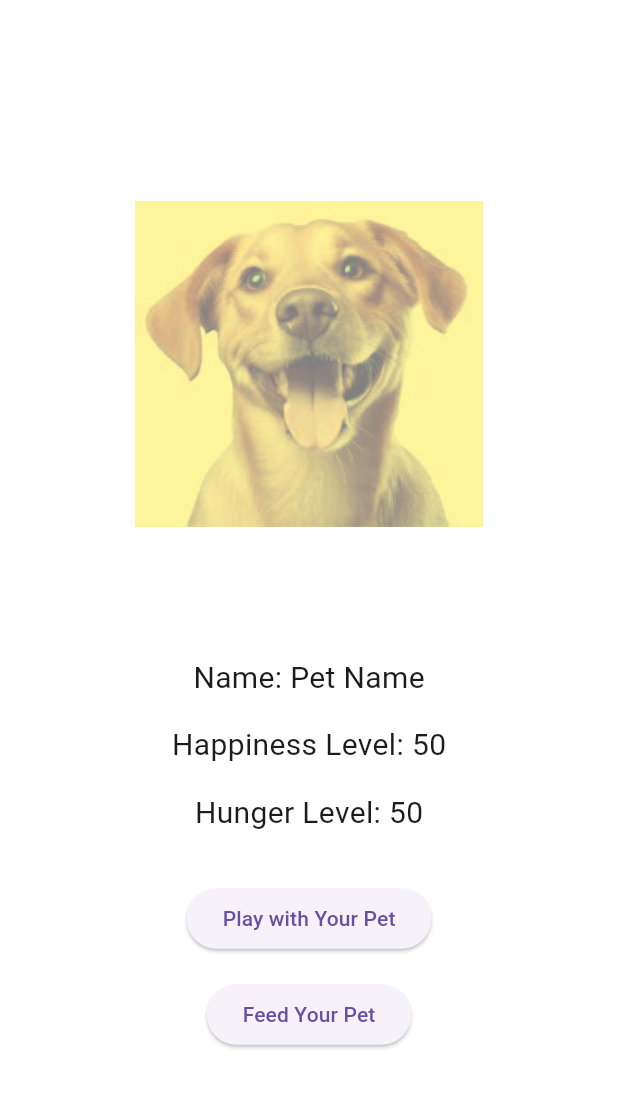
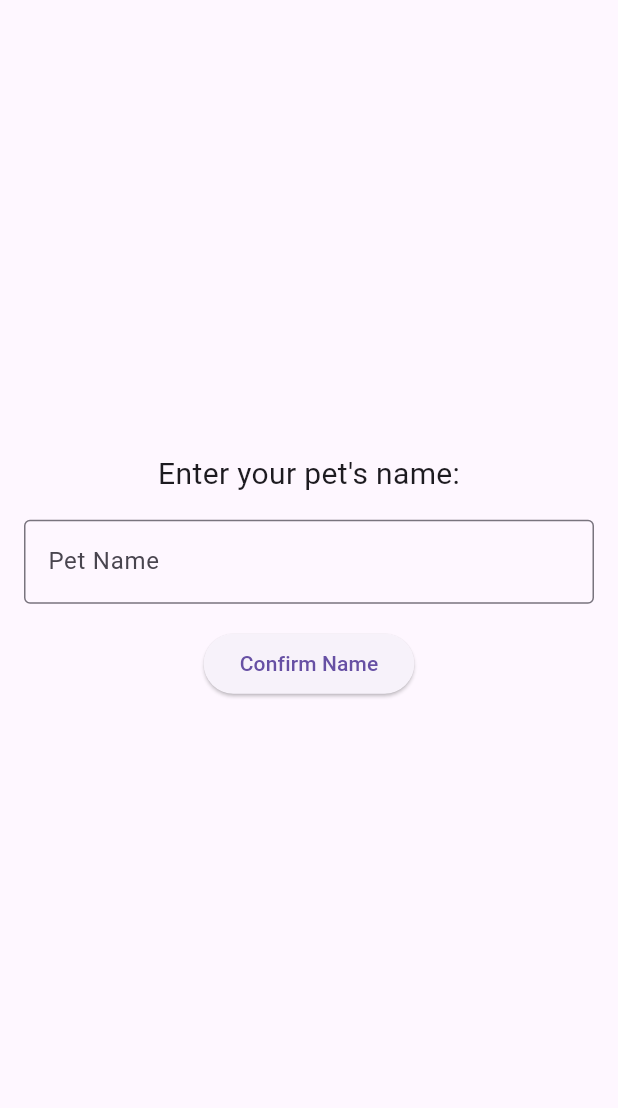
Before and after one commit to Lavanyathangaraj/mad_inclass_activity_5, a Flutter app: the screen it shows after launch, on a phone screen of 412 x 824 dp, the part 84-1192 px from its top. Run offline on Flutter 3.47's test engine with Material 3 defaults, Android fonts, the phone set to English and light mode, and no system bars.

Commit message:
Pet Mood Indicator + Pet Name Customization

```diff
--- a/lib/main.dart
+++ b/lib/main.dart
@@ -30,9 +30,11 @@ class MyHomePage extends StatefulWidget {
 }
 
 class _MyHomePageState extends State<MyHomePage> {
-  String petName = "Pet Name";
+  String petName = "";
   int happinessLevel = 50;
   int hungerLevel = 50;
+  final TextEditingController _nameController = TextEditingController();
+  bool _nameSet = false;
 
   Color getPetOverlayColor() {
     if (happinessLevel > 70) {
@@ -42,6 +44,12 @@ class _MyHomePageState extends State<MyHomePage> {
     } else {
       return Colors.red.withOpacity(0.5);
     }
+  }
+
+  String getPetMood() {
+    if (happinessLevel > 70) return "Happy 🤩";
+    if (happinessLevel >= 30) return "Neutral 🙂";
+    return "Unhappy 😣";
   }
 
   void _playWithPet() {
@@ -79,13 +87,57 @@ class _MyHomePageState extends State<MyHomePage> {
     }
   }
 
+  void _setPetName() {
+    if (_nameController.text.isNotEmpty) {
+      setState(() {
+        petName = _nameController.text;
+        _nameSet = true;
+      });
+    }
+  }
+
   @override
   Widget build(BuildContext context) {
     return Scaffold(
       appBar: AppBar(
         title: Text(widget.title),
       ),
-      body: Container(
+      body: _nameSet ? _buildPetScreen() : _buildNameInputScreen(),
+    );
+  }
+
+  Widget _buildNameInputScreen() {
+    return Center(
+      child: Padding(
+        padding: const EdgeInsets.all(16.0),
+        child: Column(
+          mainAxisAlignment: MainAxisAlignment.center,
+          children: [
+            const Text(
+              "Enter your pet's name:",
+              style: TextStyle(fontSize: 20.0),
+            ),
+            const SizedBox(height: 16.0),
+            TextField(
+              controller: _nameController,
+              decoration: const InputDecoration(
+                border: OutlineInputBorder(),
+                hintText: "Pet Name",
+              ),
+            ),
+            const SizedBox(height: 16.0),
+            ElevatedButton(
+              onPressed: _setPetName,
+              child: const Text("Confirm Name"),
+            ),
+          ],
+        ),
+      ),
+    );
+  }
+
+  Widget _buildPetScreen() {
+    return Container(
       color: Colors.white,
       child: Center(
         child: Column(
@@ -94,13 +146,18 @@ class _MyHomePageState extends State<MyHomePage> {
             Image.asset(
               'assets/images/dog.jpeg',
               height: 350,
-                width: 650,
+              width: 500,
               color: getPetOverlayColor(),
               colorBlendMode: BlendMode.modulate,
             ),
             const SizedBox(height: 20.0),
             Text(
               'Name: $petName',
+              style: const TextStyle(fontSize: 20.0),
+            ),
+            const SizedBox(height: 8.0),
+            Text(
+              'Mood: ${getPetMood()}',
               style: const TextStyle(fontSize: 20.0),
             ),
             const SizedBox(height: 16.0),
@@ -126,7 +183,6 @@ class _MyHomePageState extends State<MyHomePage> {
           ],
         ),
       ),
-      ),
     );
   }
 }
```
Lines whose indentation alone changed are shown as unchanged.
